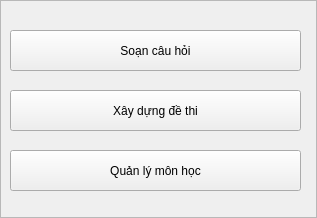
NguyenQuangMinh0504/he_thong_tao_de_thi_cho_giao_vien, file gui_main_screen/main_screen.ui: the form before one commit.
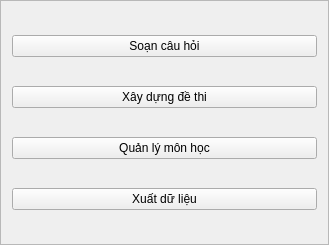
The form after the commit.

Commit message: change main screen

Patch:
```diff
--- a/gui_main_screen/main_screen.ui
+++ b/gui_main_screen/main_screen.ui
@@ -6,8 +6,8 @@
    <rect>
     <x>0</x>
     <y>0</y>
-    <width>317</width>
-    <height>218</height>
+    <width>329</width>
+    <height>245</height>
    </rect>
   </property>
   <property name="windowTitle">
@@ -19,45 +19,36 @@
   <property name="frameShadow">
    <enum>QFrame::Raised</enum>
   </property>
+  <layout class="QVBoxLayout" name="verticalLayout">
+   <item>
   <widget class="QPushButton" name="question_manage_button">
-   <property name="geometry">
-    <rect>
-     <x>10</x>
-     <y>30</y>
-     <width>291</width>
-     <height>41</height>
-    </rect>
-   </property>
    <property name="text">
     <string>Soạn câu hỏi</string>
    </property>
   </widget>
+   </item>
+   <item>
   <widget class="QPushButton" name="exam_manage_button">
-   <property name="geometry">
-    <rect>
-     <x>10</x>
-     <y>90</y>
-     <width>291</width>
-     <height>41</height>
-    </rect>
-   </property>
    <property name="text">
     <string>Xây dựng đề thi</string>
    </property>
   </widget>
+   </item>
+   <item>
   <widget class="QPushButton" name="subject_manage_button">
-   <property name="geometry">
-    <rect>
-     <x>10</x>
-     <y>150</y>
-     <width>291</width>
-     <height>41</height>
-    </rect>
-   </property>
    <property name="text">
     <string>Quản lý môn học</string>
    </property>
   </widget>
+   </item>
+   <item>
+    <widget class="QPushButton" name="export_data_button">
+     <property name="text">
+      <string>Xuất dữ liệu</string>
+     </property>
+    </widget>
+   </item>
+  </layout>
  </widget>
  <resources/>
  <connections/>
```
Lines whose indentation alone changed are shown as unchanged. The commit also changes 1 other file.
